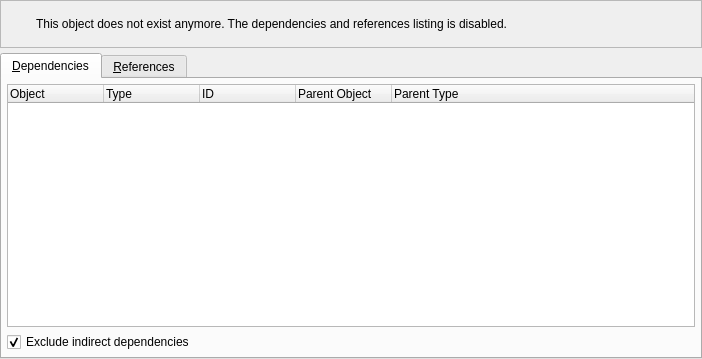
First picture: the form in libs/libgui/ui/widgets/objectdepsrefswidget.ui, repository pgmodeler/pgmodeler, before the edit.
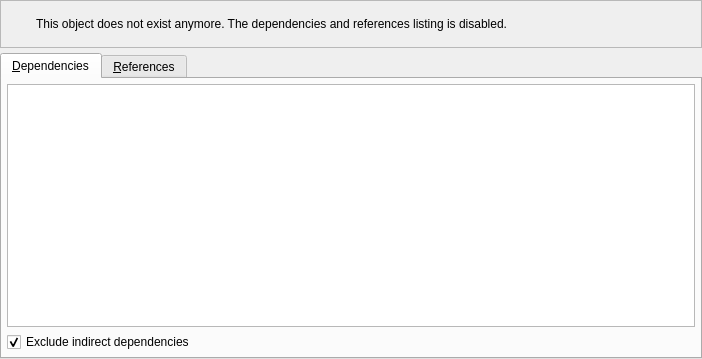
Second picture: the form after the edit. Icons and pictures are not drawn.

Commit message: Refactored ObjectDepsRefsWidget by replacing QTableWidget with QTableView to display model objects

Diff of the .ui file:
```diff
--- a/libs/libgui/ui/widgets/objectdepsrefswidget.ui
+++ b/libs/libgui/ui/widgets/objectdepsrefswidget.ui
@@ -68,133 +68,6 @@
        <property name="spacing">
         <number>5</number>
        </property>
-       <item row="0" column="0">
-        <widget class="QTableWidget" name="dependences_tbw">
-         <property name="enabled">
-          <bool>true</bool>
-         </property>
-         <property name="editTriggers">
-          <set>QAbstractItemView::NoEditTriggers</set>
-         </property>
-         <property name="alternatingRowColors">
-          <bool>true</bool>
-         </property>
-         <property name="selectionMode">
-          <enum>QAbstractItemView::NoSelection</enum>
-         </property>
-         <property name="selectionBehavior">
-          <enum>QAbstractItemView::SelectRows</enum>
-         </property>
-         <property name="iconSize">
-          <size>
-           <width>25</width>
-           <height>25</height>
-          </size>
-         </property>
-         <property name="gridStyle">
-          <enum>Qt::SolidLine</enum>
-         </property>
-         <property name="sortingEnabled">
-          <bool>true</bool>
-         </property>
-         <attribute name="horizontalHeaderCascadingSectionResizes">
-          <bool>true</bool>
-         </attribute>
-         <attribute name="horizontalHeaderMinimumSectionSize">
-          <number>30</number>
-         </attribute>
-         <attribute name="horizontalHeaderDefaultSectionSize">
-          <number>96</number>
-         </attribute>
-         <attribute name="horizontalHeaderShowSortIndicator" stdset="0">
-          <bool>true</bool>
-         </attribute>
-         <attribute name="horizontalHeaderStretchLastSection">
-          <bool>true</bool>
-         </attribute>
-         <attribute name="verticalHeaderVisible">
-          <bool>false</bool>
-         </attribute>
-         <attribute name="verticalHeaderCascadingSectionResizes">
-          <bool>false</bool>
-         </attribute>
-         <attribute name="verticalHeaderMinimumSectionSize">
-          <number>30</number>
-         </attribute>
-         <attribute name="verticalHeaderDefaultSectionSize">
-          <number>30</number>
-         </attribute>
-         <attribute name="verticalHeaderHighlightSections">
-          <bool>false</bool>
-         </attribute>
-         <attribute name="verticalHeaderShowSortIndicator" stdset="0">
-          <bool>false</bool>
-         </attribute>
-         <attribute name="verticalHeaderStretchLastSection">
-          <bool>false</bool>
-         </attribute>
-         <column>
-          <property name="text">
-           <string>Object</string>
-          </property>
-          <property name="textAlignment">
-           <set>AlignLeading|AlignVCenter</set>
-          </property>
-          <property name="icon">
-           <iconset resource="../../res/resources.qrc">
-            <normaloff>:/icons/icons/table.png</normaloff>:/icons/icons/table.png</iconset>
-          </property>
-         </column>
-         <column>
-          <property name="text">
-           <string>Type</string>
-          </property>
-          <property name="textAlignment">
-           <set>AlignLeading|AlignVCenter</set>
-          </property>
-          <property name="icon">
-           <iconset resource="../../res/resources.qrc">
-            <normaloff>:/icons/icons/usertype.png</normaloff>:/icons/icons/usertype.png</iconset>
-          </property>
-         </column>
-         <column>
-          <property name="text">
-           <string>ID</string>
-          </property>
-          <property name="textAlignment">
-           <set>AlignLeading|AlignVCenter</set>
-          </property>
-          <property name="icon">
-           <iconset resource="../../res/resources.qrc">
-            <normaloff>:/icons/icons/uid.png</normaloff>:/icons/icons/uid.png</iconset>
-          </property>
-         </column>
-         <column>
-          <property name="text">
-           <string>Parent Object</string>
-          </property>
-          <property name="textAlignment">
-           <set>AlignLeading|AlignVCenter</set>
-          </property>
-          <property name="icon">
-           <iconset resource="../../res/resources.qrc">
-            <normaloff>:/icons/icons/schema.png</normaloff>:/icons/icons/schema.png</iconset>
-          </property>
-         </column>
-         <column>
-          <property name="text">
-           <string>Parent Type</string>
-          </property>
-          <property name="textAlignment">
-           <set>AlignLeading|AlignVCenter</set>
-          </property>
-          <property name="icon">
-           <iconset resource="../../res/resources.qrc">
-            <normaloff>:/icons/icons/usertype.png</normaloff>:/icons/icons/usertype.png</iconset>
-          </property>
-         </column>
-        </widget>
-       </item>
        <item row="1" column="0">
         <widget class="QCheckBox" name="exc_ind_deps_chk">
          <property name="text">
@@ -205,6 +78,43 @@
          </property>
         </widget>
        </item>
+       <item row="0" column="0">
+        <widget class="QTableView" name="dependencies_view">
+         <property name="editTriggers">
+          <set>QAbstractItemView::NoEditTriggers</set>
+         </property>
+         <property name="alternatingRowColors">
+          <bool>true</bool>
+         </property>
+         <property name="iconSize">
+          <size>
+           <width>25</width>
+           <height>25</height>
+          </size>
+         </property>
+         <property name="sortingEnabled">
+          <bool>true</bool>
+         </property>
+         <attribute name="horizontalHeaderCascadingSectionResizes">
+          <bool>true</bool>
+         </attribute>
+         <attribute name="horizontalHeaderMinimumSectionSize">
+          <number>30</number>
+         </attribute>
+         <attribute name="horizontalHeaderStretchLastSection">
+          <bool>true</bool>
+         </attribute>
+         <attribute name="verticalHeaderVisible">
+          <bool>false</bool>
+         </attribute>
+         <attribute name="verticalHeaderMinimumSectionSize">
+          <number>30</number>
+         </attribute>
+         <attribute name="verticalHeaderHighlightSections">
+          <bool>false</bool>
+         </attribute>
+        </widget>
+       </item>
       </layout>
      </widget>
      <widget class="QWidget" name="references_tab">
```
Left out of the diff: 149 changed lines with no effect on the pictures. The commit also changes 3 other files.
